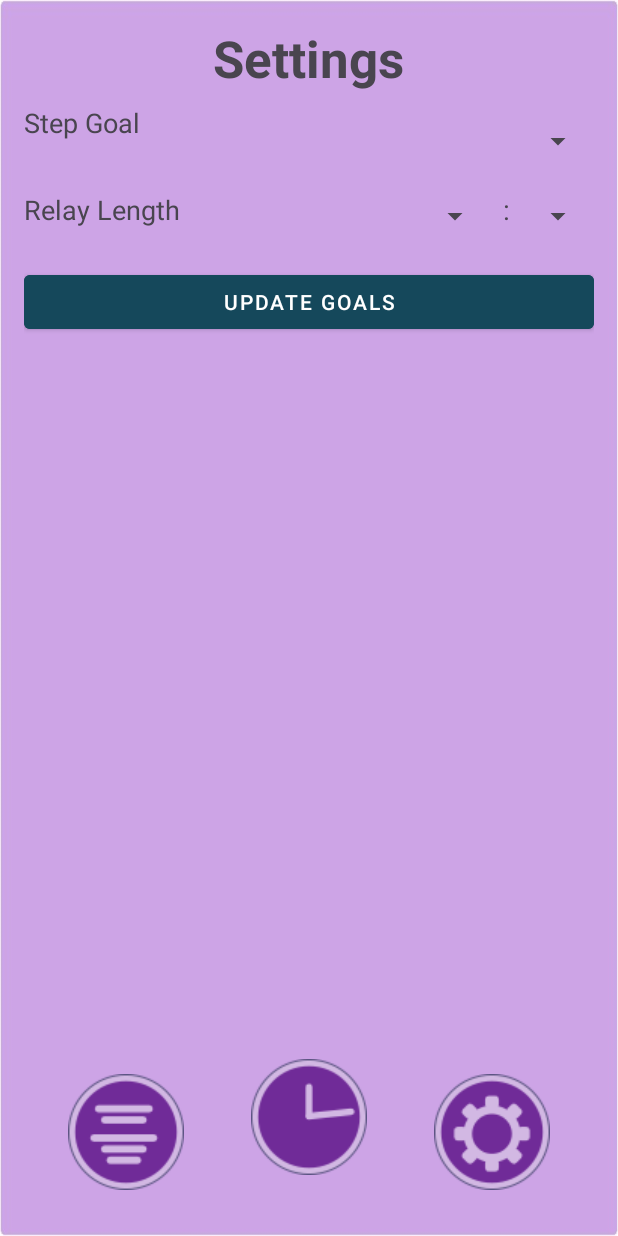
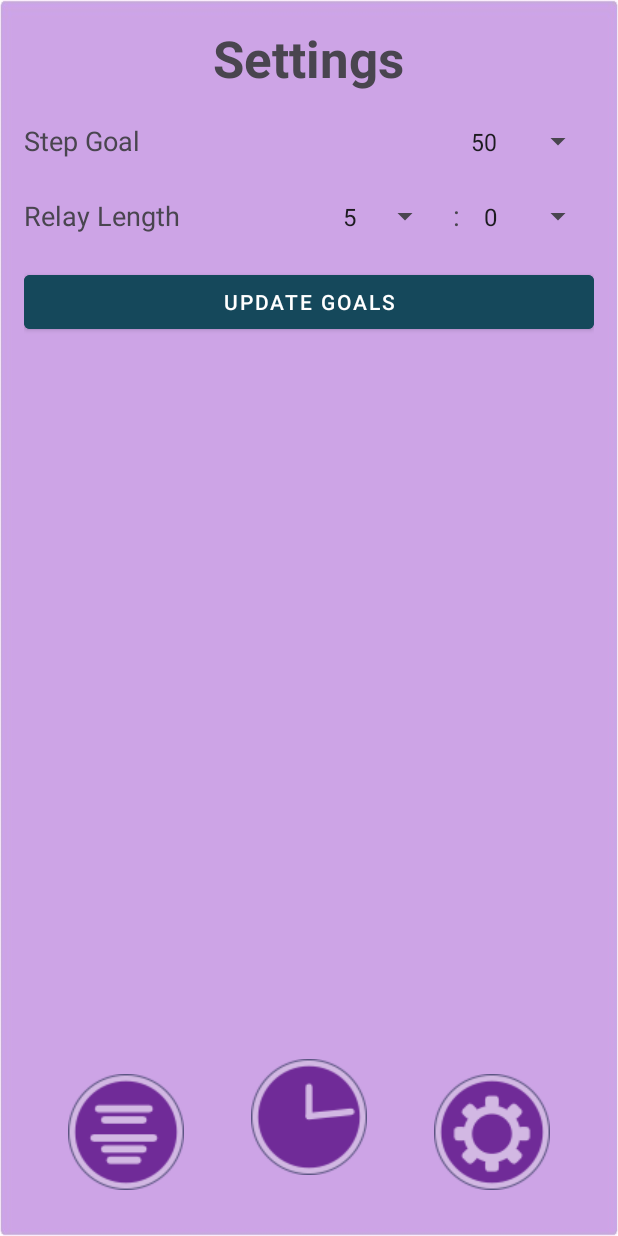
Before and after one commit to mohamed-alkamy/RingRelay, an Android app: the fragment SettingsFragment placed in its activity, on a phone screen of 412 x 824 dp. Run offline under Robolectric (Android 15) with nearby library versions, the phone set to English and light mode, and no system bars; our stand-ins replace Room's generated code.

Commit message:
Background Functionality and Custom Goals
Now if the app is closed and an alarm goes off when the user opens the app it is ready to start a relay (used a flag in alarmReciever to achieve this)

Using SharedPreferences I set up the settings fragment so now relay goals are based on custom numbers defined by the user

```diff
--- a/RingRelayGUI/app/src/main/java/com/example/ringrelaygui/AlarmReceiver.java
+++ b/RingRelayGUI/app/src/main/java/com/example/ringrelaygui/AlarmReceiver.java
@@ -3,8 +3,10 @@ package com.example.ringrelaygui;
 import android.content.BroadcastReceiver;
 import android.content.Context;
 import android.content.Intent;
+import android.content.SharedPreferences;
 import android.os.Handler;
 import android.os.Looper;
+import android.preference.PreferenceManager;
 import android.util.Log;
 
 import androidx.localbroadcastmanager.content.LocalBroadcastManager;
@@ -14,6 +16,9 @@ public class AlarmReceiver extends BroadcastReceiver {
     public void onReceive(Context context, Intent intent) {
         String alarmTime = intent.getStringExtra("alarmTime");
         Log.d("AlarmReceiver", "Alarm triggered for: " + alarmTime);
+
+        SharedPreferences prefs = PreferenceManager.getDefaultSharedPreferences(context);
+        prefs.edit().putBoolean("isAlarmRinging", true).apply();
 
         new Thread(() -> {
             AlarmDatabase db = AlarmDatabase.getInstance(context);
--- a/RingRelayGUI/app/src/main/java/com/example/ringrelaygui/MainActivity.java
+++ b/RingRelayGUI/app/src/main/java/com/example/ringrelaygui/MainActivity.java
@@ -10,9 +10,11 @@ import android.content.BroadcastReceiver;
 import android.content.Context;
 import android.content.Intent;
 import android.content.IntentFilter;
+import android.content.SharedPreferences;
 import android.os.AsyncTask;
 import android.os.Bundle;
 import android.os.CountDownTimer;
+import android.preference.PreferenceManager;
 import android.view.View;
 import androidx.appcompat.app.AppCompatActivity;
 import androidx.fragment.app.Fragment;
@@ -31,18 +33,11 @@ import java.util.Locale;
 
 public class MainActivity extends AppCompatActivity {
     private AlarmDatabase alarmDatabase;
-    private int stepGoal = 50;
-
-    private boolean isStatisticsVisible = false;
-    private boolean isAlarmsVisible = false;
-    private boolean isSettingsVisible = false;
     private ImageButton centralButton;
     private TextView mainTextDisplay, stepCountDisplay;
     private boolean isAlarmRinging = false;
     private CountDownTimer countDownTimer;
-
     private ProgressBar progressBar;
-
     private Relay currentRelay;
 
     @Override
@@ -75,6 +70,7 @@ public class MainActivity extends AppCompatActivity {
                 incrementSteps();
             }
         });
+        checkIfAlarmWasRinging();
     }
 
     private void toggleFragment(Fragment fragment, String tag) {
@@ -130,6 +126,23 @@ public class MainActivity extends AppCompatActivity {
         }
     };
 
+    private void checkIfAlarmWasRinging() {
+        SharedPreferences prefs = PreferenceManager.getDefaultSharedPreferences(this);
+        boolean wasRinging = prefs.getBoolean("isAlarmRinging", false);
+
+        if (wasRinging) {
+            Log.d("AlarmDebug", "Detected ringing alarm on app open, preparing relay.");
+
+            // Reset the flag since we are handling it now
+            prefs.edit().putBoolean("isAlarmRinging", false).apply();
+
+            // Update UI and start relay
+            mainTextDisplay.setText("Start Relay");
+            isAlarmRinging = true;
+            startNewRelay();
+        }
+    }
+
     private void stopAlarmAndStartRelay() {
         Log.d("AlarmDebug", "Stopping alarm and starting relay countdown");
 
@@ -140,22 +153,28 @@ public class MainActivity extends AppCompatActivity {
         // Ensure the alarm stops
         AlarmService.stopAlarm();
 
+        // Clear alarm flag
+        SharedPreferences prefs = PreferenceManager.getDefaultSharedPreferences(this);
+        prefs.edit().putBoolean("isAlarmRinging", false).apply();
+
         // Reset alarm state
         isAlarmRinging = false;
         progressBar.setVisibility(View.VISIBLE);
 
         // Start 5-minute countdown
-        startRelayCountdown();
+        SharedPreferences sharedPreferences = getSharedPreferences("RelaySettings", MODE_PRIVATE);
+        startRelayCountdown(sharedPreferences.getLong("relay_Length", 300000));
     }
 
     private void startNewRelay() {
         if (currentRelay == null || !currentRelay.isActive()) {
-            currentRelay = new Relay(stepGoal, "07:00 AM"); // Example step goal and time
+            SharedPreferences sharedPreferences = getSharedPreferences("RelaySettings", MODE_PRIVATE);
+            currentRelay = new Relay(sharedPreferences.getInt("step_goal", 50), "07:00 AM");
         }
     }
 
-    private void startRelayCountdown() {
-        countDownTimer = new CountDownTimer(300000, 1000) { // 5 minutes
+    private void startRelayCountdown(long length) {
+        countDownTimer = new CountDownTimer(length, 1000) { // 5 minutes
             @Override
             public void onTick(long millisUntilFinished) {
                 long minutes = millisUntilFinished / 60000;
--- a/RingRelayGUI/app/src/main/java/com/example/ringrelaygui/SettingsFragment.java
+++ b/RingRelayGUI/app/src/main/java/com/example/ringrelaygui/SettingsFragment.java
@@ -1,5 +1,6 @@
 package com.example.ringrelaygui;
 
+import android.content.SharedPreferences;
 import android.os.Bundle;
 import androidx.fragment.app.Fragment;
 import android.view.LayoutInflater;
@@ -8,6 +9,7 @@ import android.view.ViewGroup;
 import android.widget.ArrayAdapter;
 import android.widget.Button;
 import android.widget.Spinner;
+import android.widget.Toast;
 
 import androidx.annotation.Nullable;
 import androidx.annotation.NonNull;
@@ -15,21 +17,27 @@ import androidx.annotation.NonNull;
 public class SettingsFragment extends Fragment {
     private Spinner minuteSpinner, secondSpinner, stepGoalSpinner;
     private Button updateSettings;
-
+    private SharedPreferences sharedPreferences;
 
     @Nullable
     @Override
     public View onCreateView(@NonNull LayoutInflater inflater, @Nullable ViewGroup container, @Nullable Bundle savedInstanceState) {
         View view = inflater.inflate(R.layout.fragment_settings, container, false);
+
         secondSpinner = view.findViewById(R.id.secondSpinner);
         minuteSpinner = view.findViewById(R.id.minuteSpinner);
         stepGoalSpinner = view.findViewById(R.id.stepGoalSpinner);
         updateSettings = view.findViewById(R.id.updateSettings);
 
+        sharedPreferences = requireContext().getSharedPreferences("RelaySettings", requireContext().MODE_PRIVATE);
+
         setupSpinners();
-        return inflater.inflate(R.layout.fragment_settings, container, false);
+        loadSavedPreferences();
+
+        updateSettings.setOnClickListener(v -> savePreferences());
+
+        return view; // Fixed return statement
     }
-
 
     private void setupSpinners() {
         ArrayAdapter<String> minuteAdapter = new ArrayAdapter<>(requireContext(), android.R.layout.simple_spinner_item, getMinutes());
@@ -40,32 +48,73 @@ public class SettingsFragment extends Fragment {
         secondAdapter.setDropDownViewResource(android.R.layout.simple_spinner_dropdown_item);
         secondSpinner.setAdapter(secondAdapter);
 
-        ArrayAdapter<String> amPmAdapter = new ArrayAdapter<>(requireContext(), android.R.layout.simple_spinner_item, new String[]{"AM", "PM"});
-        amPmAdapter.setDropDownViewResource(android.R.layout.simple_spinner_dropdown_item);
-        stepGoalSpinner.setAdapter(amPmAdapter);
+        ArrayAdapter<String> stepGoalAdapter = new ArrayAdapter<>(requireContext(), android.R.layout.simple_spinner_item, getStepGoals());
+        stepGoalAdapter.setDropDownViewResource(android.R.layout.simple_spinner_dropdown_item);
+        stepGoalSpinner.setAdapter(stepGoalAdapter);
+    }
+
+    private void loadSavedPreferences() {
+        int savedMinutes = sharedPreferences.getInt("relay_minutes", 5);
+        int savedSeconds = sharedPreferences.getInt("relay_seconds", 0);
+        int savedStepGoal = sharedPreferences.getInt("step_goal", 50);
+
+        minuteSpinner.setSelection(getIndexFromArray(getMinutes(), String.valueOf(savedMinutes)));
+        secondSpinner.setSelection(getIndexFromArray(getSeconds(), String.valueOf(savedSeconds)));
+        stepGoalSpinner.setSelection(getIndexFromArray(getStepGoals(), String.valueOf(savedStepGoal)));
+    }
+
+    private void savePreferences() {
+        int selectedMinutes = Integer.parseInt(minuteSpinner.getSelectedItem().toString());
+        int selectedSeconds = Integer.parseInt(secondSpinner.getSelectedItem().toString());
+        int selectedStepGoal = Integer.parseInt(stepGoalSpinner.getSelectedItem().toString());
+        long relayLength = getRelayDurationInMillis();
+
+        SharedPreferences.Editor editor = sharedPreferences.edit();
+        editor.putLong("relay_Length", relayLength);
+        editor.putInt("step_goal", selectedStepGoal);
+        editor.apply();
+
+        Toast.makeText(requireContext(), "Relay settings updated!", Toast.LENGTH_SHORT).show();
+    }
+
+    private int getIndexFromArray(String[] array, String value) {
+        for (int i = 0; i < array.length; i++) {
+            if (array[i].equals(value)) {
+                return i;
+            }
+        }
+        return 0;
     }
 
     private String[] getSeconds() {
-        String[] hours = new String[60];
+        String[] seconds = new String[60];
         for (int i = 0; i < 60; i++) {
-            hours[i] = String.valueOf(i + 1);
+            seconds[i] = String.valueOf(i);
         }
-        return hours;
+        return seconds;
     }
 
     private String[] getMinutes() {
-        String[] minutes = new String[60];
-        for (int i = 0; i < 60; i++) {
-            minutes[i] = String.format("%02d", i);
+        String[] minutes = new String[10];
+        for (int i = 0; i < 10; i++) {
+            minutes[i] = String.valueOf(i);
         }
         return minutes;
     }
 
-    private String[] getStepGoal() {
-        String[] minutes = new String[50];
-        for (int i = 5; i < 250; i+=5) {
-            minutes[i] = String.format("%02d", i);
+    private String[] getStepGoals() {
+        String[] stepGoals = new String[50];
+        for (int i = 0, step = 5; i < 50; i++, step += 5) {
+            stepGoals[i] = String.valueOf(step);
         }
-        return minutes;
+        return stepGoals;
     }
+
+    private long getRelayDurationInMillis() {
+        int minutes = Integer.parseInt(minuteSpinner.getSelectedItem().toString());
+        int seconds = Integer.parseInt(secondSpinner.getSelectedItem().toString());
+
+        return (minutes * 60 + seconds) * 1000L; // Convert to milliseconds
+    }
+
 }
```
